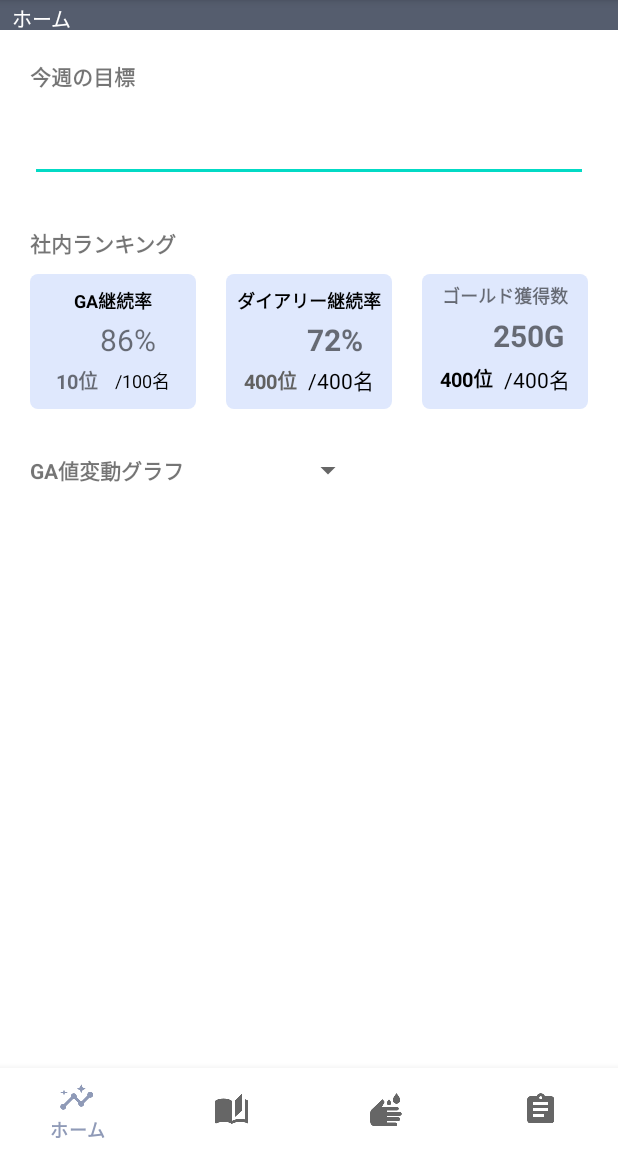
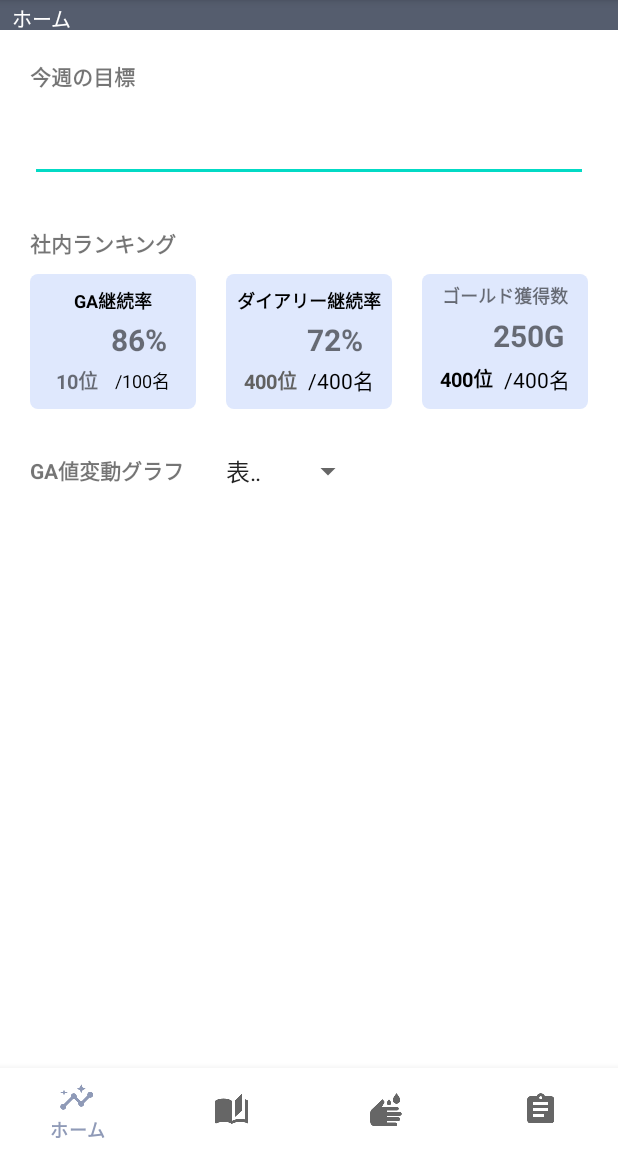
Before and after one commit to naotiiii/pvg-android-2023, an Android app: the HomeFragment screen opened directly, with no data from a screen before it, on a phone screen of 412 x 824 dp, the part 84-1236 px from its top. Run offline under Robolectric (Android 15) with nearby library versions, the phone set to English and light mode, and no system bars; our stand-ins replace navigation-ui.

Commit message:
ホーム画面のレイアウトを作成

```diff
--- a/pvg2023/app/src/main/java/com/pvg/pvg2023/ui/home/HomeFragment.kt
+++ b/pvg2023/app/src/main/java/com/pvg/pvg2023/ui/home/HomeFragment.kt
@@ -4,10 +4,13 @@ import android.os.Bundle
 import android.view.LayoutInflater
 import android.view.View
 import android.view.ViewGroup
-import android.widget.TextView
+import android.widget.*
+import android.widget.AdapterView.OnItemSelectedListener
 import androidx.fragment.app.Fragment
 import androidx.lifecycle.ViewModelProvider
+import com.pvg.pvg2023.R
 import com.pvg.pvg2023.databinding.FragmentHomeBinding
+import java.util.*
 
 class HomeFragment : Fragment() {
 
@@ -16,6 +19,27 @@ class HomeFragment : Fragment() {
     // This property is only valid between onCreateView and
     // onDestroyView.
     private val binding get() = _binding!!
+
+    /** 今週の目標 EditText */
+    private lateinit var weekTargetEditTextView: EditText
+
+    /** GA継続率 TextView */
+    private lateinit var gaResultRateTextView: TextView
+    /** GA継続率 順位 TextView */
+    private lateinit var gaRankingResultTextView: TextView
+
+    /** ダイアリー継続率 TextView */
+    private lateinit var diaryResultRateTextView: TextView
+    /** ダイアリー継続率 順位 TextView */
+    private lateinit var diaryRankingResultTextView: TextView
+
+    /** ゴールド獲得数 TextView */
+    private lateinit var obtainGoldResultTextView: TextView
+    /** ゴールド獲得数 順位 TextView */
+    private lateinit var obtainGoldRankingResultTextView: TextView
+
+    /** 表示件数 プルダウン */
+    private lateinit var spinner: Spinner
 
     override fun onCreateView(
         inflater: LayoutInflater,
@@ -27,7 +51,57 @@ class HomeFragment : Fragment() {
         _binding = FragmentHomeBinding.inflate(inflater, container, false)
         val root: View = binding.root
 
+        initView()
         return root
+    }
+
+    /**
+     * 画面レイアウトの作成
+     */
+    private fun initView() {
+        weekTargetEditTextView = binding.editTextWeekTarget
+
+        gaResultRateTextView = binding.textContinuationRateResults
+        gaRankingResultTextView = binding.textSelfRankingGa
+
+        diaryResultRateTextView = binding.textDiaryRateResults
+        diaryRankingResultTextView = binding.textSelfRankingDiary
+
+        obtainGoldResultTextView = binding.textObtainGoldResults
+        obtainGoldRankingResultTextView = binding.textSelfRankingObtainGold
+        settingSpinner()
+    }
+
+    /**
+     * 表示件数スピナーの設定
+     */
+    private fun settingSpinner() {
+        val displayArray = arrayOf(
+            getString(R.string.main_number_of_display_title),
+            getString(R.string.main_last_3_month_title),
+            getString(R.string.main_last_6_month_title),
+            getString(R.string.main_last_12_month_title),
+            getString(R.string.main_last_all_month_title),
+        )
+
+        val arrayAdapter = ArrayAdapter(
+            requireContext(),
+            android.R.layout.simple_spinner_item,
+            displayArray
+        )
+
+        arrayAdapter.setDropDownViewResource(android.R.layout.simple_spinner_dropdown_item)
+        spinner = binding.spinnerDisplay
+        spinner.adapter = arrayAdapter
+        spinner.onItemSelectedListener = object : AdapterView.OnItemSelectedListener {
+            override fun onItemSelected(parent: AdapterView<*>?, view: View?, position: Int, id: Long) {
+                val spinnerParent = parent as Spinner
+                val item = spinnerParent.selectedItem as String
+                println("Spinner Item Selected: item= $item, position= $position")
+            }
+            override fun onNothingSelected(p0: AdapterView<*>?) {
+            }
+        }
     }
 
     override fun onDestroyView() {
--- a/pvg2023/app/src/main/res/layout/fragment_home.xml
+++ b/pvg2023/app/src/main/res/layout/fragment_home.xml
@@ -104,6 +104,7 @@
                 app:layout_constraintTop_toTopOf="@id/text_continuation_rate_results"
                 app:layout_constraintBottom_toBottomOf="@id/text_continuation_rate_results"
                 app:layout_constraintStart_toStartOf="parent"
+                app:layout_constraintEnd_toStartOf="@id/text_continuation_rate_results"
                  />
 
 
@@ -112,6 +113,7 @@
                 android:layout_width="wrap_content"
                 android:layout_height="wrap_content"
                 android:text="86%"
+                android:textStyle="bold"
                 android:textSize="@dimen/text_size_middle_20"
                 app:layout_constraintStart_toEndOf="@id/image_continuation_rate"
                 app:layout_constraintTop_toBottomOf="@id/text_continuation_rate_title"
@@ -326,14 +328,13 @@
         <Spinner
             android:id="@+id/spinner_display"
             android:layout_width="100dp"
-            android:layout_height="wrap_content"
+            android:layout_height="48dp"
             android:layout_marginStart="@dimen/layout_margin_middle"
             android:minHeight="48dp"
             app:layout_constraintBottom_toBottomOf="@id/text_view_graph_title"
             app:layout_constraintStart_toEndOf="@id/text_view_graph_title"
             app:layout_constraintTop_toTopOf="@id/text_view_graph_title" />
+
     </androidx.constraintlayout.widget.ConstraintLayout>
 
-
-
 </androidx.constraintlayout.widget.ConstraintLayout>
```
